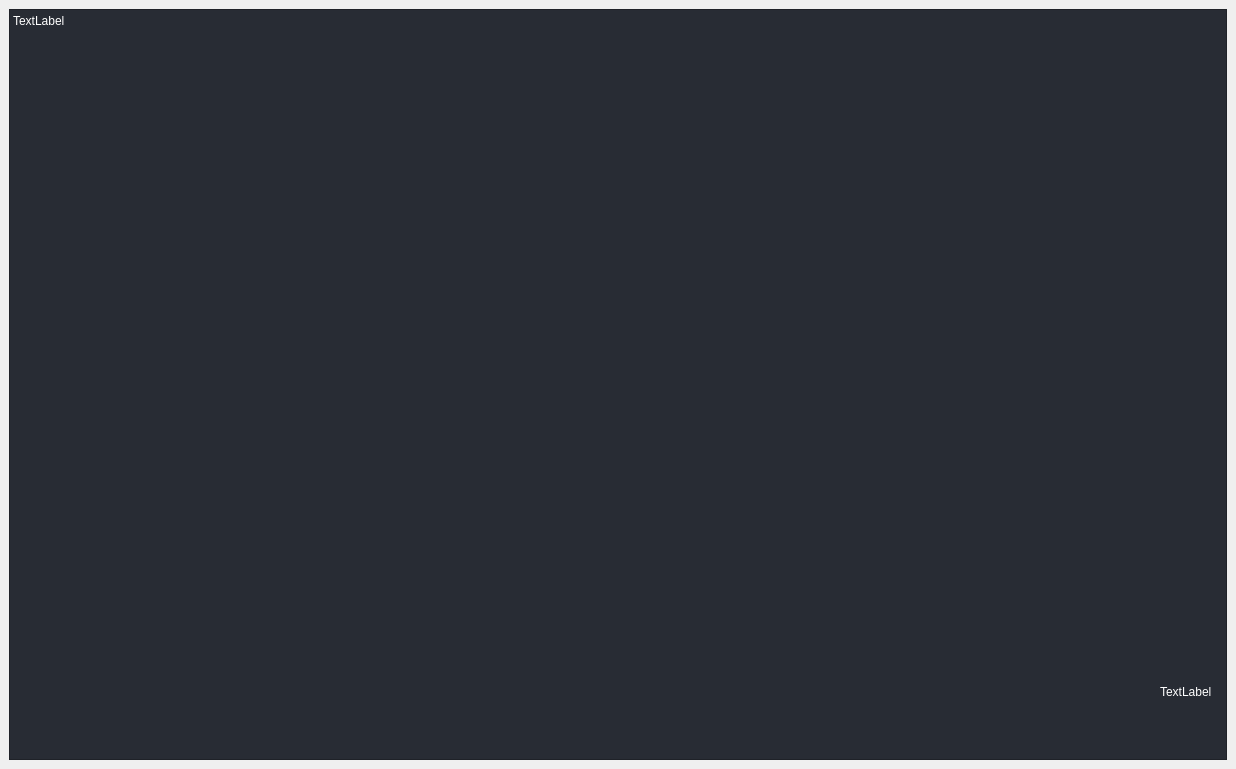
PlayZera/pontofacil, file Distribuicao/Standalone/template/page.ui: the form before one commit.
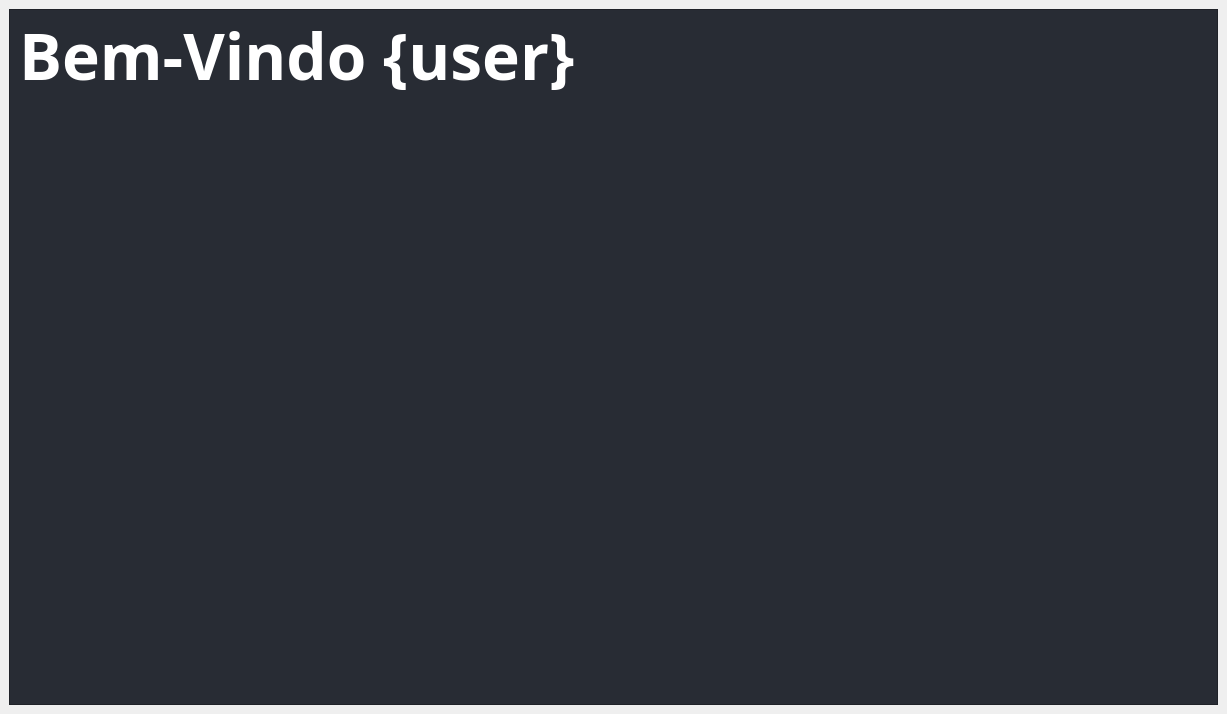
The form after the commit.

The edit to the form file:
```diff
--- a/Distribuicao/Standalone/template/page.ui
+++ b/Distribuicao/Standalone/template/page.ui
@@ -6,8 +6,8 @@
    <rect>
     <x>0</x>
     <y>0</y>
-    <width>1236</width>
-    <height>769</height>
+    <width>1227</width>
+    <height>714</height>
    </rect>
   </property>
   <property name="windowTitle">
@@ -16,6 +16,8 @@
   <widget class="QWidget" name="page_1">
    <layout class="QVBoxLayout" name="verticalLayout">
     <item>
+     <layout class="QVBoxLayout" name="verticalLayout_10">
+      <item>
      <widget class="QFrame" name="frame">
       <property name="styleSheet">
        <string notr="true">background-color: rgb(40, 44, 52);</string>
@@ -29,36 +31,29 @@
       <widget class="QLabel" name="label_2">
        <property name="geometry">
         <rect>
-         <x>4</x>
-         <y>1</y>
-         <width>61</width>
-         <height>21</height>
-        </rect>
-       </property>
-       <property name="styleSheet">
-        <string notr="true">color: rgb(255, 255, 255);</string>
-       </property>
-       <property name="text">
-        <string>TextLabel</string>
-       </property>
-      </widget>
-      <widget class="QLabel" name="label_6">
-       <property name="geometry">
-        <rect>
-         <x>1151</x>
-         <y>667</y>
-         <width>61</width>
-         <height>31</height>
-        </rect>
-       </property>
+           <x>10</x>
+           <y>10</y>
+           <width>631</width>
+           <height>71</height>
+          </rect>
+         </property>
+         <property name="font">
+          <font>
+           <family>Uni Sans</family>
+           <pointsize>48</pointsize>
+           <bold>true</bold>
+          </font>
+         </property>
        <property name="styleSheet">
         <string notr="true">color: rgb(255, 255, 255);</string>
        </property>
        <property name="text">
-        <string>TextLabel</string>
+          <string>Bem-Vindo {user}</string>
        </property>
       </widget>
      </widget>
+      </item>
+     </layout>
     </item>
    </layout>
   </widget>
```
Left out of the diff: 3 changed lines with no effect on the pictures. Lines whose indentation alone changed are shown as unchanged.
